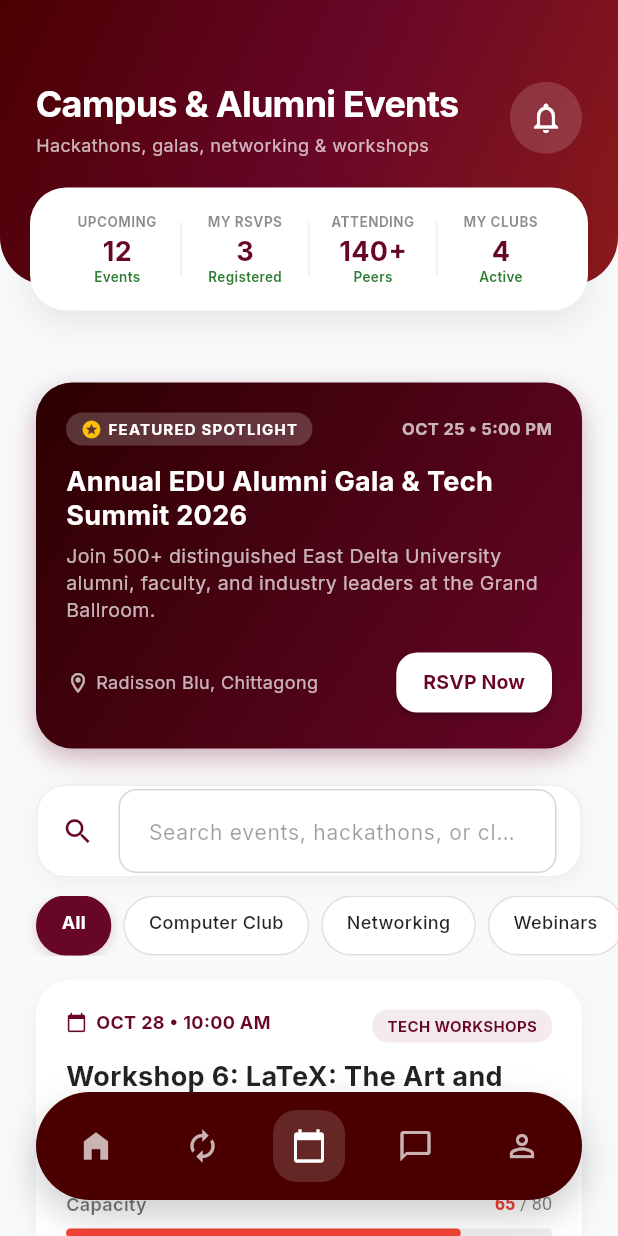
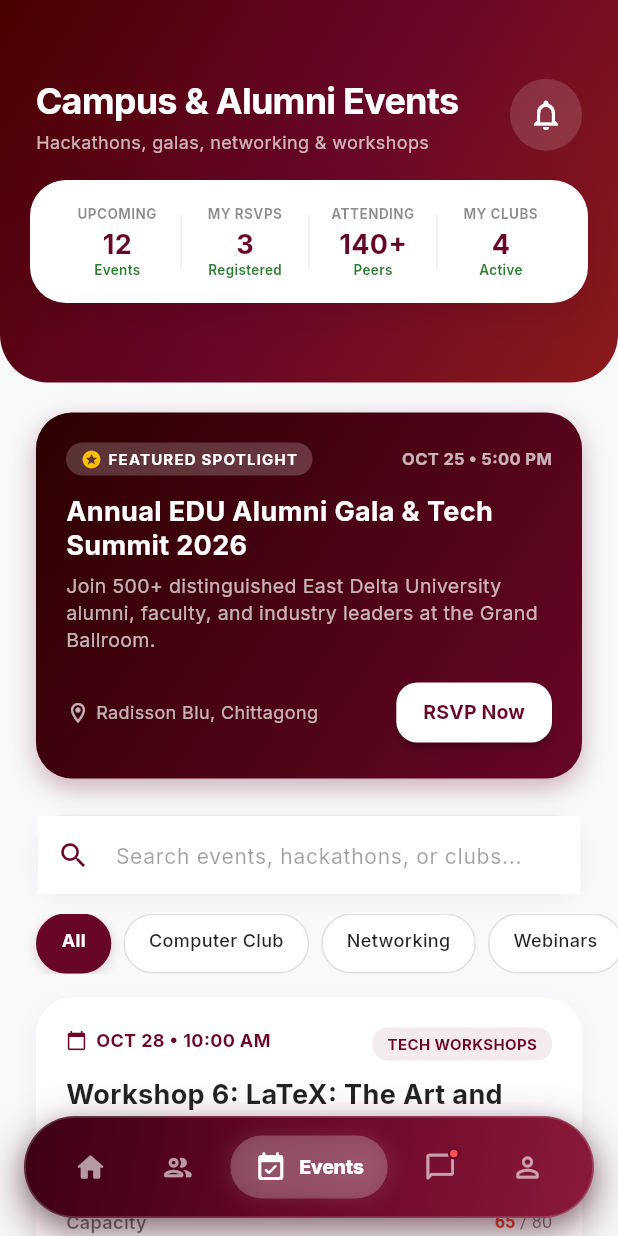
Before and after one commit to akramrafid/EDU_Alumni_Connect-, a Flutter app: the HomePage screen opened by its route, after a tap on "RSVP Now", on a phone screen of 412 x 824 dp. Run offline on Flutter 3.47's test engine with Material 3 defaults, Android fonts, the phone set to English and light mode, and no system bars; our stand-ins replace cloud_firestore, cloud_functions, firebase_auth, firebase_core, firebase_storage, flutter_riverpod and 8 more; missing offline and left inert: firebase_app_check; accounts and stored records are empty; generated files the repository leaves out were written again; network calls fail.

Commit message:
feat: implement custom bottom navigation and initial chat, directory, events, and home page scaffolds

```diff
--- a/lib/core/widgets/custom_bottom_nav.dart
+++ b/lib/core/widgets/custom_bottom_nav.dart
@@ -1,5 +1,11 @@
 import 'package:flutter/material.dart';
+import 'package:flutter/services.dart';
 
+import '../theme/app_colors.dart';
+
+// ──────────────────────────────────────────────────────────────────────────────
+// Executive Floating Bottom Navigation Bar — Modern, Bold & Lucrative
+// ──────────────────────────────────────────────────────────────────────────────
 class CustomBottomNav extends StatelessWidget {
   final int currentIndex;
   final Function(int) onTap;
@@ -10,51 +16,91 @@ class CustomBottomNav extends StatelessWidget {
     required this.onTap,
   });
 
+  static final List<Map<String, dynamic>> _navItems = [
+    {
+      'icon': Icons.home_rounded,
+      'selectedIcon': Icons.home_rounded,
+      'label': 'Home',
+    },
+    {
+      'icon': Icons.people_outline_rounded,
+      'selectedIcon': Icons.people_rounded,
+      'label': 'Directory',
+    },
+    {
+      'icon': Icons.calendar_today_rounded,
+      'selectedIcon': Icons.event_available_rounded,
+      'label': 'Events',
+    },
+    {
+      'icon': Icons.chat_bubble_outline_rounded,
+      'selectedIcon': Icons.chat_bubble_rounded,
+      'label': 'Chat',
+      'hasBadge': true,
+    },
+    {
+      'icon': Icons.person_outline_rounded,
+      'selectedIcon': Icons.person_rounded,
+      'label': 'Profile',
+    },
+  ];
+
   @override
   Widget build(BuildContext context) {
-    return Container(
-      margin: const EdgeInsets.all(24),
-      padding: const EdgeInsets.symmetric(horizontal: 16, vertical: 12),
+    return SafeArea(
+      bottom: true,
+      child: Padding(
+        padding: const EdgeInsets.fromLTRB(16, 0, 16, 12),
+        child: Container(
+          height: 68,
+          padding: const EdgeInsets.symmetric(horizontal: 8, vertical: 6),
           decoration: BoxDecoration(
-        color: const Color(0xFF4A0000), // Darker red from the gradient
-        borderRadius: BorderRadius.circular(40),
+            gradient: const LinearGradient(
+              colors: [
+                Color(0xFF3D0014),
+                AppColors.mulledWine,
+                Color(0xFF8B1A3A),
+              ],
+              begin: Alignment.topLeft,
+              end: Alignment.bottomRight,
+            ),
+            borderRadius: BorderRadius.circular(36),
+            border: Border.all(
+              color: Colors.white.withOpacity(0.18),
+              width: 1.2,
+            ),
             boxShadow: [
               BoxShadow(
+                color: const Color(0xFF3D0014).withOpacity(0.45),
+                blurRadius: 24,
+                spreadRadius: 2,
+                offset: const Offset(0, 10),
+              ),
+              BoxShadow(
                 color: Colors.black.withOpacity(0.2),
-            blurRadius: 20,
-            offset: const Offset(0, 10),
+                blurRadius: 10,
+                offset: const Offset(0, 4),
               ),
             ],
           ),
           child: Row(
-        mainAxisAlignment: MainAxisAlignment.spaceBetween,
-        children: [
-          _NavItem(
-            icon: Icons.home_filled,
-            isSelected: currentIndex == 0,
-            onTap: () => onTap(0),
+            mainAxisAlignment: MainAxisAlignment.spaceEvenly,
+            children: List.generate(_navItems.length, (index) {
+              final item = _navItems[index];
+              final isSelected = currentIndex == index;
+              return _NavItem(
+                icon: isSelected ? item['selectedIcon'] : item['icon'],
+                label: item['label'],
+                isSelected: isSelected,
+                hasBadge: item['hasBadge'] ?? false,
+                onTap: () {
+                  HapticFeedback.selectionClick();
+                  onTap(index);
+                },
+              );
+            }),
           ),
-          _NavItem(
-            icon: Icons.autorenew, // Connect/sync icon
-            isSelected: currentIndex == 1,
-            onTap: () => onTap(1),
         ),
-          _NavItem(
-            icon: Icons.calendar_today,
-            isSelected: currentIndex == 2,
-            onTap: () => onTap(2),
-          ),
-          _NavItem(
-            icon: Icons.chat_bubble_outline,
-            isSelected: currentIndex == 3,
-            onTap: () => onTap(3),
-          ),
-          _NavItem(
-            icon: Icons.person_outline,
-            isSelected: currentIndex == 4,
-            onTap: () => onTap(4),
-          ),
-        ],
       ),
     );
   }
@@ -62,12 +108,16 @@ class CustomBottomNav extends StatelessWidget {
 
 class _NavItem extends StatelessWidget {
   final IconData icon;
+  final String label;
   final bool isSelected;
+  final bool hasBadge;
   final VoidCallback onTap;
 
   const _NavItem({
     required this.icon,
+    required this.label,
     required this.isSelected,
+    this.hasBadge = false,
     required this.onTap,
   });
 
@@ -76,16 +126,68 @@ class _NavItem extends StatelessWidget {
     return GestureDetector(
       onTap: onTap,
       behavior: HitTestBehavior.opaque,
+      child: AnimatedContainer(
+        duration: const Duration(milliseconds: 300),
+        curve: Curves.easeInOutCubic,
+        padding: EdgeInsets.symmetric(
+          horizontal: isSelected ? 16 : 12,
+          vertical: 10,
+        ),
+        decoration: BoxDecoration(
+          color: isSelected
+              ? Colors.white.withOpacity(0.22)
+              : Colors.transparent,
+          borderRadius: BorderRadius.circular(26),
+          boxShadow: isSelected
+              ? [
+                  BoxShadow(
+                    color: Colors.white.withOpacity(0.1),
+                    blurRadius: 12,
+                    spreadRadius: 1,
+                  ),
+                ]
+              : [],
+        ),
+        child: Row(
+          mainAxisSize: MainAxisSize.min,
+          children: [
+            Stack(
+              clipBehavior: Clip.none,
+              children: [
+                Icon(
+                  icon,
+                  color: isSelected ? Colors.white : Colors.white60,
+                  size: 22,
+                ),
+                if (hasBadge && !isSelected)
+                  Positioned(
+                    top: -2,
+                    right: -2,
                     child: Container(
-        padding: const EdgeInsets.all(12),
+                      width: 8,
+                      height: 8,
                       decoration: BoxDecoration(
-          color: isSelected ? Colors.white.withOpacity(0.15) : Colors.transparent,
-          borderRadius: BorderRadius.circular(16), // Rounded square
+                        color: const Color(0xFFFF5252),
+                        shape: BoxShape.circle,
+                        border: Border.all(color: AppColors.mulledWine, width: 1.5),
                       ),
-        child: Icon(
-          icon,
-          color: isSelected ? Colors.white : Colors.white70,
-          size: 24,
+                    ),
+                  ),
+              ],
+            ),
+            if (isSelected) ...[
+              const SizedBox(width: 8),
+              Text(
+                label,
+                style: const TextStyle(
+                  color: Colors.white,
+                  fontSize: 13,
+                  fontWeight: FontWeight.w800,
+                  letterSpacing: -0.2,
+                ),
+              ),
+            ],
+          ],
         ),
       ),
     );
--- a/lib/features/chat/presentation/pages/chat_page.dart
+++ b/lib/features/chat/presentation/pages/chat_page.dart
@@ -147,11 +147,11 @@ class _ChatPageState extends ConsumerState<ChatPage> {
       clipBehavior: Clip.none,
       alignment: Alignment.topCenter,
       children: [
-        const SizedBox(height: 235),
+        const SizedBox(height: 250),
 
         // Brand Multi-Stop Gradient Top Header
         Container(
-          height: 190,
+          height: 255,
           decoration: const BoxDecoration(
             gradient: LinearGradient(
               colors: [
@@ -166,7 +166,7 @@ class _ChatPageState extends ConsumerState<ChatPage> {
               bottom: Radius.circular(32),
             ),
           ),
-          padding: const EdgeInsets.fromLTRB(24, 52, 24, 0),
+          padding: const EdgeInsets.fromLTRB(24, 50, 24, 0),
           child: Column(
             crossAxisAlignment: CrossAxisAlignment.start,
             children: [
@@ -195,18 +195,14 @@ class _ChatPageState extends ConsumerState<ChatPage> {
                       ),
                     ],
                   ),
-                  GestureDetector(
-                    onTap: () => context.push(AppRoutes.profile),
-                    child: Container(
-                      padding: const EdgeInsets.all(2),
-                      decoration: BoxDecoration(
-                        shape: BoxShape.circle,
-                        border: Border.all(color: Colors.white.withOpacity(0.4), width: 2),
-                      ),
-                      child: const CircleAvatar(
-                        radius: 20,
-                        backgroundImage: NetworkImage('https://i.pravatar.cc/150?img=11'),
-                      ),
+                  Container(
+                    decoration: BoxDecoration(
+                      color: Colors.white.withOpacity(0.15),
+                      shape: BoxShape.circle,
+                    ),
+                    child: IconButton(
+                      icon: const Icon(Icons.notifications_outlined, color: Colors.white),
+                      onPressed: () => context.push(AppRoutes.notifications),
                     ),
                   ),
                 ],
@@ -217,7 +213,7 @@ class _ChatPageState extends ConsumerState<ChatPage> {
 
         // Metrics Deck Overlapping Header
         Positioned(
-          top: 125,
+          top: 120,
           left: 20,
           right: 20,
           child: Container(
@@ -445,7 +441,6 @@ class _ChatPageState extends ConsumerState<ChatPage> {
     return Padding(
       padding: const EdgeInsets.symmetric(horizontal: 24),
       child: Container(
-        padding: const EdgeInsets.symmetric(horizontal: 16, vertical: 2),
         decoration: BoxDecoration(
           color: Colors.white,
           borderRadius: BorderRadius.circular(20),
@@ -462,10 +457,13 @@ class _ChatPageState extends ConsumerState<ChatPage> {
           controller: _searchController,
           onChanged: (_) => setState(() {}),
           decoration: InputDecoration(
-            icon: const Icon(Icons.search, color: AppColors.mulledWine, size: 22),
+            prefixIcon: const Icon(Icons.search, color: AppColors.mulledWine, size: 22),
             hintText: 'Search chats, alumni, or messages...',
             hintStyle: const TextStyle(color: Colors.black38, fontSize: 14),
             border: InputBorder.none,
+            enabledBorder: InputBorder.none,
+            focusedBorder: InputBorder.none,
+            contentPadding: const EdgeInsets.symmetric(vertical: 14, horizontal: 16),
             suffixIcon: _searchController.text.isNotEmpty
                 ? IconButton(
                     icon: const Icon(Icons.clear, size: 18, color: Colors.black45),
--- a/lib/features/directory/presentation/pages/directory_page.dart
+++ b/lib/features/directory/presentation/pages/directory_page.dart
@@ -106,11 +106,11 @@ class _DirectoryPageState extends ConsumerState<DirectoryPage> {
       clipBehavior: Clip.none,
       alignment: Alignment.topCenter,
       children: [
-        const SizedBox(height: 235),
+        const SizedBox(height: 250),
 
         // Brand Multi-Stop Gradient Top Header
         Container(
-          height: 190,
+          height: 255,
           decoration: const BoxDecoration(
             gradient: LinearGradient(
               colors: [
@@ -125,7 +125,7 @@ class _DirectoryPageState extends ConsumerState<DirectoryPage> {
               bottom: Radius.circular(32),
             ),
           ),
-          padding: const EdgeInsets.fromLTRB(24, 52, 24, 0),
+          padding: const EdgeInsets.fromLTRB(24, 50, 24, 0),
           child: Column(
             crossAxisAlignment: CrossAxisAlignment.start,
             children: [
@@ -173,7 +173,7 @@ class _DirectoryPageState extends ConsumerState<DirectoryPage> {
 
         // Metrics Deck Overlapping Header
         Positioned(
-          top: 125,
+          top: 120,
           left: 20,
           right: 20,
           child: Container(
@@ -404,7 +404,6 @@ class _DirectoryPageState extends ConsumerState<DirectoryPage> {
         children: [
           Expanded(
             child: Container(
-              padding: const EdgeInsets.symmetric(horizontal: 16, vertical: 2),
               decoration: BoxDecoration(
                 color: Colors.white,
                 borderRadius: BorderRadius.circular(20),
@@ -421,10 +420,13 @@ class _DirectoryPageState extends ConsumerState<DirectoryPage> {
                 controller: _searchController,
                 onChanged: (_) => setState(() {}),
                 decoration: InputDecoration(
-                  icon: const Icon(Icons.search, color: AppColors.mulledWine, size: 22),
+                  prefixIcon: const Icon(Icons.search, color: AppColors.mulledWine, size: 22),
                   hintText: 'Search by name, company, role or skills...',
                   hintStyle: const TextStyle(color: Colors.black38, fontSize: 14),
                   border: InputBorder.none,
+                  enabledBorder: InputBorder.none,
+                  focusedBorder: InputBorder.none,
+                  contentPadding: const EdgeInsets.symmetric(vertical: 14, horizontal: 16),
                   suffixIcon: _searchController.text.isNotEmpty
                       ? IconButton(
                           icon: const Icon(Icons.clear, size: 18, color: Colors.black45),
--- a/lib/features/events/presentation/pages/events_page.dart
+++ b/lib/features/events/presentation/pages/events_page.dart
@@ -90,11 +90,11 @@ class _EventsPageState extends ConsumerState<EventsPage> {
       clipBehavior: Clip.none,
       alignment: Alignment.topCenter,
       children: [
-        const SizedBox(height: 235),
+        const SizedBox(height: 250),
 
         // Brand Multi-Stop Gradient Top Header
         Container(
-          height: 190,
+          height: 255,
           decoration: const BoxDecoration(
             gradient: LinearGradient(
               colors: [
@@ -109,7 +109,7 @@ class _EventsPageState extends ConsumerState<EventsPage> {
               bottom: Radius.circular(32),
             ),
           ),
-          padding: const EdgeInsets.fromLTRB(24, 52, 24, 0),
+          padding: const EdgeInsets.fromLTRB(24, 50, 24, 0),
           child: Column(
             crossAxisAlignment: CrossAxisAlignment.start,
             children: [
@@ -156,7 +156,7 @@ class _EventsPageState extends ConsumerState<EventsPage> {
 
         // Metrics Deck Overlapping Header
         Positioned(
-          top: 125,
+          top: 120,
           left: 20,
           right: 20,
           child: Container(
@@ -362,7 +362,6 @@ class _EventsPageState extends ConsumerState<EventsPage> {
     return Padding(
       padding: const EdgeInsets.symmetric(horizontal: 24),
       child: Container(
-        padding: const EdgeInsets.symmetric(horizontal: 16, vertical: 2),
         decoration: BoxDecoration(
           color: Colors.white,
           borderRadius: BorderRadius.circular(20),
@@ -379,10 +378,13 @@ class _EventsPageState extends ConsumerState<EventsPage> {
           controller: _searchController,
           onChanged: (_) => setState(() {}),
           decoration: InputDecoration(
-            icon: const Icon(Icons.search, color: AppColors.mulledWine, size: 22),
+            prefixIcon: const Icon(Icons.search, color: AppColors.mulledWine, size: 22),
             hintText: 'Search events, hackathons, or clubs...',
             hintStyle: const TextStyle(color: Colors.black38, fontSize: 14),
             border: InputBorder.none,
+            enabledBorder: InputBorder.none,
+            focusedBorder: InputBorder.none,
+            contentPadding: const EdgeInsets.symmetric(vertical: 14, horizontal: 16),
             suffixIcon: _searchController.text.isNotEmpty
                 ? IconButton(
                     icon: const Icon(Icons.clear, size: 18, color: Colors.black45),
--- a/lib/features/home/presentation/pages/home_page.dart
+++ b/lib/features/home/presentation/pages/home_page.dart
@@ -152,11 +152,11 @@ class _HomePageState extends ConsumerState<HomePage> {
       clipBehavior: Clip.none,
       alignment: Alignment.topCenter,
       children: [
-        const SizedBox(height: 235),
+        const SizedBox(height: 250),
 
         // Premium Brand Gradient Top Header
         Container(
-          height: 190,
+          height: 255,
           decoration: const BoxDecoration(
             gradient: LinearGradient(
               colors: [
@@ -171,7 +171,7 @@ class _HomePageState extends ConsumerState<HomePage> {
               bottom: Radius.circular(32),
             ),
           ),
-          padding: const EdgeInsets.fromLTRB(24, 52, 24, 0),
+          padding: const EdgeInsets.fromLTRB(24, 50, 24, 0),
           child: Row(
             crossAxisAlignment: CrossAxisAlignment.start,
             mainAxisAlignment: MainAxisAlignment.spaceBetween,
@@ -297,7 +297,7 @@ class _HomePageState extends ConsumerState<HomePage> {
 
         // Metrics Deck Overlapping Header
         Positioned(
-          top: 135,
+          top: 120,
           left: 20,
           right: 20,
           child: Container(
@@ -406,7 +406,6 @@ class _HomePageState extends ConsumerState<HomePage> {
     return Padding(
       padding: const EdgeInsets.symmetric(horizontal: 24.0),
       child: Container(
-        padding: const EdgeInsets.symmetric(horizontal: 16, vertical: 2),
         decoration: BoxDecoration(
           color: Colors.white,
           borderRadius: BorderRadius.circular(20),
@@ -422,10 +421,13 @@ class _HomePageState extends ConsumerState<HomePage> {
         child: TextField(
           controller: _searchController,
           decoration: InputDecoration(
-            icon: const Icon(Icons.search, color: AppColors.mulledWine, size: 22),
+            prefixIcon: const Icon(Icons.search, color: AppColors.mulledWine, size: 22),
             hintText: 'Search alumni, jobs, mentors, events...',
             hintStyle: const TextStyle(color: Colors.black38, fontSize: 14),
             border: InputBorder.none,
+            enabledBorder: InputBorder.none,
+            focusedBorder: InputBorder.none,
+            contentPadding: const EdgeInsets.symmetric(vertical: 14, horizontal: 16),
             suffixIcon: IconButton(
               icon: const Icon(Icons.tune, color: Colors.black45, size: 20),
               onPressed: () {
```
Lines whose indentation alone changed are shown as unchanged.
